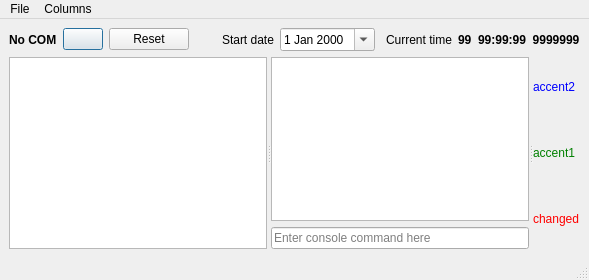
Kreyl/armlet, file MeshConsole/MeshConsole.ui: the form before one commit.
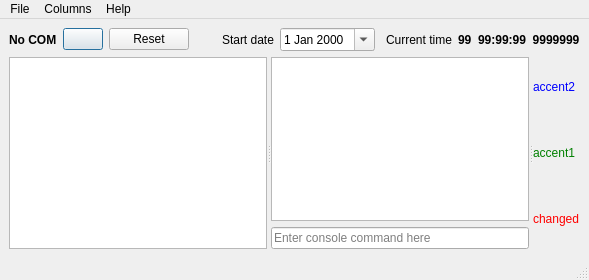
The form after the commit. Icons and pictures are not drawn. Custom widgets are drawn as their Qt base class.

Commit message: About dialog added

The edit to the form file:
```diff
--- a/MeshConsole/MeshConsole.ui
+++ b/MeshConsole/MeshConsole.ui
@@ -389,8 +389,15 @@
      <string>Columns</string>
     </property>
    </widget>
+   <widget class="QMenu" name="menuHelp">
+    <property name="title">
+     <string>Help</string>
+    </property>
+    <addaction name="aboutAction"/>
+   </widget>
    <addaction name="fileMenu"/>
    <addaction name="columnsMenu"/>
+   <addaction name="menuHelp"/>
   </widget>
   <widget class="QStatusBar" name="statusBar"/>
   <action name="quitAction">
```
Left out of the diff: 5 changed lines with no effect on the pictures. The commit also changes 3 other files.
